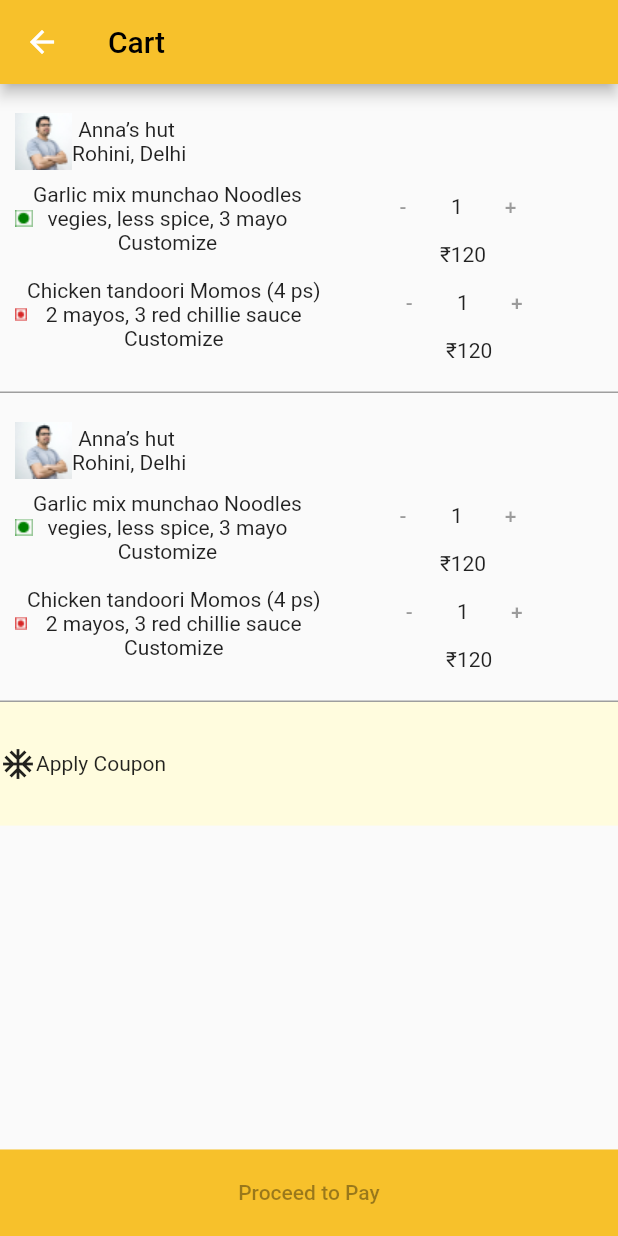
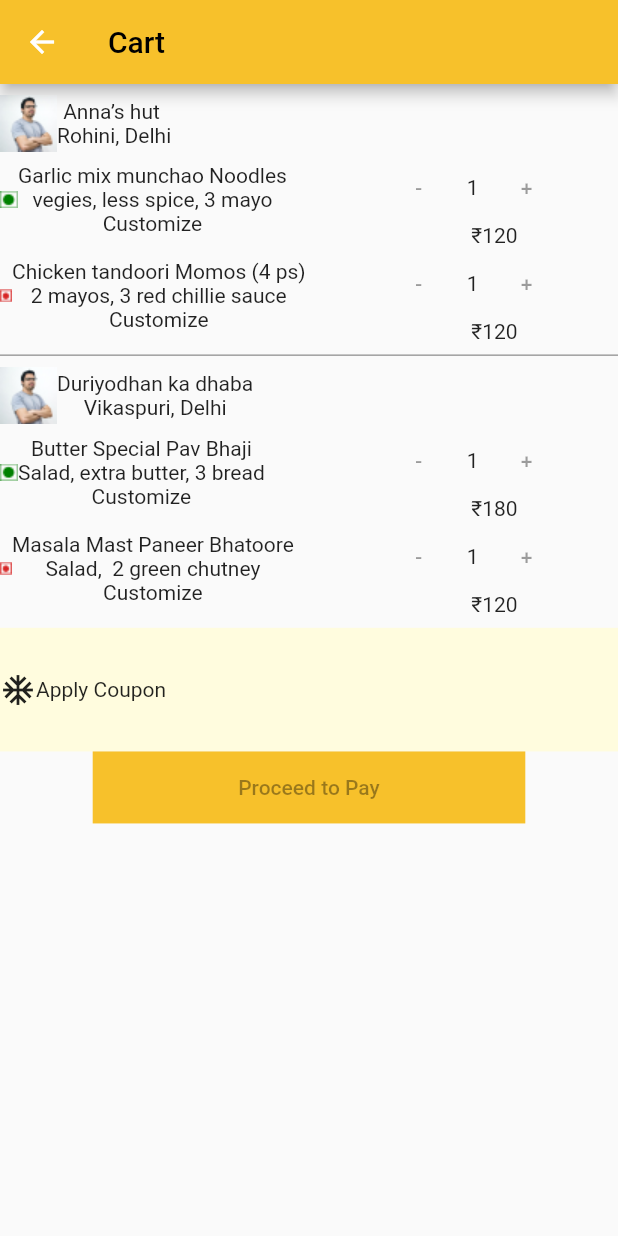
Before and after one commit to Foodistaan2021/Foodistaan-Main, a Flutter app: the CartScreenMainPay screen opened directly, on a phone screen of 412 x 824 dp. Run offline on Flutter 3.47's test engine with Material 2 defaults, Android fonts, the phone set to English and light mode, and no system bars; our stand-ins replace auto_size_text, carousel_slider, cloud_firestore, firebase_auth, firebase_core, otp_text_field and 2 more; accounts and stored records are empty.

Commit message:
5-11-2021 12:30 pm

```diff
--- a/lib/cart_screens/address_pay_cart_screen_main.dart
+++ b/lib/cart_screens/address_pay_cart_screen_main.dart
@@ -22,10 +22,9 @@ class _CartScreenMainLoginState extends State<CartScreenMainLogin> {
       body: Column(
         children: [
           Container(
-            padding: EdgeInsets.all(10),
             decoration: BoxDecoration(
                 border: Border(bottom: BorderSide(color: Colors.grey))),
-            height: MediaQuery.of(context).size.height * 0.25,
+            height: MediaQuery.of(context).size.height * 0.22,
             child: Center(
               child: Column(
                 mainAxisAlignment: MainAxisAlignment.center,
@@ -45,7 +44,7 @@ class _CartScreenMainLoginState extends State<CartScreenMainLogin> {
                   Row(
                     children: [
                       Container(
-                        width: MediaQuery.of(context).size.width * 0.55,
+                        width: MediaQuery.of(context).size.width * 0.6,
                         child: Row(
                           children: [
                             Image.asset('assets/images/green_sign.png'),
@@ -60,7 +59,7 @@ class _CartScreenMainLoginState extends State<CartScreenMainLogin> {
                         ),
                       ),
                       Container(
-                        width: MediaQuery.of(context).size.width * 0.35,
+                        width: MediaQuery.of(context).size.width * 0.4,
                         child: Column(
                           children: [
                             Row(
@@ -79,7 +78,7 @@ class _CartScreenMainLoginState extends State<CartScreenMainLogin> {
                   Row(
                     children: [
                       Container(
-                        width: MediaQuery.of(context).size.width * 0.56,
+                        width: MediaQuery.of(context).size.width * 0.6,
                         child: Row(
                           children: [
                             Image.asset('assets/images/red_sign.png'),
@@ -94,7 +93,7 @@ class _CartScreenMainLoginState extends State<CartScreenMainLogin> {
                         ),
                       ),
                       Container(
-                        width: MediaQuery.of(context).size.width * 0.35,
+                        width: MediaQuery.of(context).size.width * 0.4,
                         child: Column(
                           children: [
                             Row(
@@ -115,10 +114,8 @@ class _CartScreenMainLoginState extends State<CartScreenMainLogin> {
             ),
           ),
           Container(
-            padding: EdgeInsets.all(10),
-            decoration: BoxDecoration(
-                border: Border(bottom: BorderSide(color: Colors.grey))),
-            height: MediaQuery.of(context).size.height * 0.25,
+            decoration: BoxDecoration(),
+            height: MediaQuery.of(context).size.height * 0.22,
             child: Center(
               child: Column(
                 mainAxisAlignment: MainAxisAlignment.center,
@@ -129,8 +126,8 @@ class _CartScreenMainLoginState extends State<CartScreenMainLogin> {
                       Image.asset('assets/images/reviewer.png'),
                       Column(
                         children: [
-                          Text("Anna’s hut "),
-                          Text("Rohini, Delhi"),
+                          Text("Duriyodhan ka dhaba"),
+                          Text("Vikaspuri, Delhi"),
                         ],
                       )
                     ],
@@ -138,14 +135,14 @@ class _CartScreenMainLoginState extends State<CartScreenMainLogin> {
                   Row(
                     children: [
                       Container(
-                        width: MediaQuery.of(context).size.width * 0.55,
+                        width: MediaQuery.of(context).size.width * 0.6,
                         child: Row(
                           children: [
                             Image.asset('assets/images/green_sign.png'),
                             Column(
                               children: [
-                                Text("Garlic mix munchao Noodles"),
-                                Text("vegies, less spice, 3 mayo"),
+                                Text("Butter Special Pav Bhaji"),
+                                Text("Salad, extra butter, 3 bread"),
                                 Text("Customize"),
                               ],
                             )
@@ -153,7 +150,7 @@ class _CartScreenMainLoginState extends State<CartScreenMainLogin> {
                         ),
                       ),
                       Container(
-                        width: MediaQuery.of(context).size.width * 0.35,
+                        width: MediaQuery.of(context).size.width * 0.4,
                         child: Column(
                           children: [
                             Row(
@@ -163,7 +160,7 @@ class _CartScreenMainLoginState extends State<CartScreenMainLogin> {
                                 TextButton(onPressed: null, child: Text("+")),
                               ],
                             ),
-                            Text("₹120")
+                            Text("₹180")
                           ],
                         ),
                       ),
@@ -172,14 +169,14 @@ class _CartScreenMainLoginState extends State<CartScreenMainLogin> {
                   Row(
                     children: [
                       Container(
-                        width: MediaQuery.of(context).size.width * 0.56,
+                        width: MediaQuery.of(context).size.width * 0.6,
                         child: Row(
                           children: [
                             Image.asset('assets/images/red_sign.png'),
                             Column(
                               children: [
-                                Text("Chicken tandoori Momos (4 ps)"),
-                                Text("2 mayos, 3 red chillie sauce"),
+                                Text("Masala Mast Paneer Bhatoore"),
+                                Text("Salad,  2 green chutney"),
                                 Text("Customize"),
                               ],
                             )
@@ -187,7 +184,7 @@ class _CartScreenMainLoginState extends State<CartScreenMainLogin> {
                         ),
                       ),
                       Container(
-                        width: MediaQuery.of(context).size.width * 0.35,
+                        width: MediaQuery.of(context).size.width * 0.4,
                         child: Column(
                           children: [
                             Row(
@@ -218,16 +215,17 @@ class _CartScreenMainLoginState extends State<CartScreenMainLogin> {
               ],
             ),
           ),
+          Center(
+            child: Container(
+              width: MediaQuery.of(context).size.width * 0.7,
+              color: Color.fromRGBO(247, 193, 43, 1),
+              child: TextButton(
+                onPressed: null,
+                child: Text("Add new address"),
+              ),
+            ),
+          ),
         ],
-      ),
-      bottomNavigationBar: Container(
-        width: MediaQuery.of(context).size.width * 0.7,
-        height: MediaQuery.of(context).size.height * 0.07,
-        color: Color.fromRGBO(247, 193, 43, 1),
-        child: TextButton(
-          onPressed: null,
-          child: Text("Add Address"),
-        ),
       ),
     );
   }
--- a/lib/cart_screens/pay_cart_screen_main.dart
+++ b/lib/cart_screens/pay_cart_screen_main.dart
@@ -22,10 +22,9 @@ class _CartScreenMainPayState extends State<CartScreenMainPay> {
       body: Column(
         children: [
           Container(
-            padding: EdgeInsets.all(10),
             decoration: BoxDecoration(
                 border: Border(bottom: BorderSide(color: Colors.grey))),
-            height: MediaQuery.of(context).size.height * 0.25,
+            height: MediaQuery.of(context).size.height * 0.22,
             child: Center(
               child: Column(
                 mainAxisAlignment: MainAxisAlignment.center,
@@ -45,7 +44,7 @@ class _CartScreenMainPayState extends State<CartScreenMainPay> {
                   Row(
                     children: [
                       Container(
-                        width: MediaQuery.of(context).size.width * 0.55,
+                        width: MediaQuery.of(context).size.width * 0.6,
                         child: Row(
                           children: [
                             Image.asset('assets/images/green_sign.png'),
@@ -60,7 +59,7 @@ class _CartScreenMainPayState extends State<CartScreenMainPay> {
                         ),
                       ),
                       Container(
-                        width: MediaQuery.of(context).size.width * 0.35,
+                        width: MediaQuery.of(context).size.width * 0.4,
                         child: Column(
                           children: [
                             Row(
@@ -79,7 +78,7 @@ class _CartScreenMainPayState extends State<CartScreenMainPay> {
                   Row(
                     children: [
                       Container(
-                        width: MediaQuery.of(context).size.width * 0.56,
+                        width: MediaQuery.of(context).size.width * 0.6,
                         child: Row(
                           children: [
                             Image.asset('assets/images/red_sign.png'),
@@ -94,7 +93,7 @@ class _CartScreenMainPayState extends State<CartScreenMainPay> {
                         ),
                       ),
                       Container(
-                        width: MediaQuery.of(context).size.width * 0.35,
+                        width: MediaQuery.of(context).size.width * 0.4,
                         child: Column(
                           children: [
                             Row(
@@ -115,10 +114,8 @@ class _CartScreenMainPayState extends State<CartScreenMainPay> {
             ),
           ),
           Container(
-            padding: EdgeInsets.all(10),
-            decoration: BoxDecoration(
-                border: Border(bottom: BorderSide(color: Colors.grey))),
-            height: MediaQuery.of(context).size.height * 0.25,
+            decoration: BoxDecoration(),
+            height: MediaQuery.of(context).size.height * 0.22,
             child: Center(
               child: Column(
                 mainAxisAlignment: MainAxisAlignment.center,
@@ -129,8 +126,8 @@ class _CartScreenMainPayState extends State<CartScreenMainPay> {
                       Image.asset('assets/images/reviewer.png'),
                       Column(
                         children: [
-                          Text("Anna’s hut "),
-                          Text("Rohini, Delhi"),
+                          Text("Duriyodhan ka dhaba"),
+                          Text("Vikaspuri, Delhi"),
                         ],
                       )
                     ],
@@ -138,14 +135,14 @@ class _CartScreenMainPayState extends State<CartScreenMainPay> {
                   Row(
                     children: [
                       Container(
-                        width: MediaQuery.of(context).size.width * 0.55,
+                        width: MediaQuery.of(context).size.width * 0.6,
                         child: Row(
                           children: [
                             Image.asset('assets/images/green_sign.png'),
                             Column(
                               children: [
-                                Text("Garlic mix munchao Noodles"),
-                                Text("vegies, less spice, 3 mayo"),
+                                Text("Butter Special Pav Bhaji"),
+                                Text("Salad, extra butter, 3 bread"),
                                 Text("Customize"),
                               ],
                             )
@@ -153,7 +150,7 @@ class _CartScreenMainPayState extends State<CartScreenMainPay> {
                         ),
                       ),
                       Container(
-                        width: MediaQuery.of(context).size.width * 0.35,
+                        width: MediaQuery.of(context).size.width * 0.4,
                         child: Column(
                           children: [
                             Row(
@@ -163,7 +160,7 @@ class _CartScreenMainPayState extends State<CartScreenMainPay> {
                                 TextButton(onPressed: null, child: Text("+")),
                               ],
                             ),
-                            Text("₹120")
+                            Text("₹180")
                           ],
                         ),
                       ),
@@ -172,14 +169,14 @@ class _CartScreenMainPayState extends State<CartScreenMainPay> {
                   Row(
                     children: [
                       Container(
-                        width: MediaQuery.of(context).size.width * 0.56,
+                        width: MediaQuery.of(context).size.width * 0.6,
                         child: Row(
                           children: [
                             Image.asset('assets/images/red_sign.png'),
                             Column(
                               children: [
-                                Text("Chicken tandoori Momos (4 ps)"),
-                                Text("2 mayos, 3 red chillie sauce"),
+                                Text("Masala Mast Paneer Bhatoore"),
+                                Text("Salad,  2 green chutney"),
                                 Text("Customize"),
                               ],
                             )
@@ -187,7 +184,7 @@ class _CartScreenMainPayState extends State<CartScreenMainPay> {
                         ),
                       ),
                       Container(
-                        width: MediaQuery.of(context).size.width * 0.35,
+                        width: MediaQuery.of(context).size.width * 0.4,
                         child: Column(
                           children: [
                             Row(
@@ -218,16 +215,17 @@ class _CartScreenMainPayState extends State<CartScreenMainPay> {
               ],
             ),
           ),
+          Center(
+            child: Container(
+              width: MediaQuery.of(context).size.width * 0.7,
+              color: Color.fromRGBO(247, 193, 43, 1),
+              child: TextButton(
+                onPressed: null,
+                child: Text("Proceed to Pay"),
+              ),
+            ),
+          ),
         ],
-      ),
-      bottomNavigationBar: Container(
-        width: MediaQuery.of(context).size.width * 0.7,
-        height: MediaQuery.of(context).size.height * 0.07,
-        color: Color.fromRGBO(247, 193, 43, 1),
-        child: TextButton(
-          onPressed: null,
-          child: Text("Proceed to Pay"),
-        ),
       ),
     );
   }
```
Also changed, not shown: lib/cart_screens/cart_functions.dart (+40 -10 lines), lib/cart_screens/login_pay_cart_screen_main.dart (+262 -228 lines), lib/profile/user_profile.dart (+10 -30 lines), lib/widgets/cart_item_widget.dart (+10 -7 lines), pubspec.lock, 11 other files.
